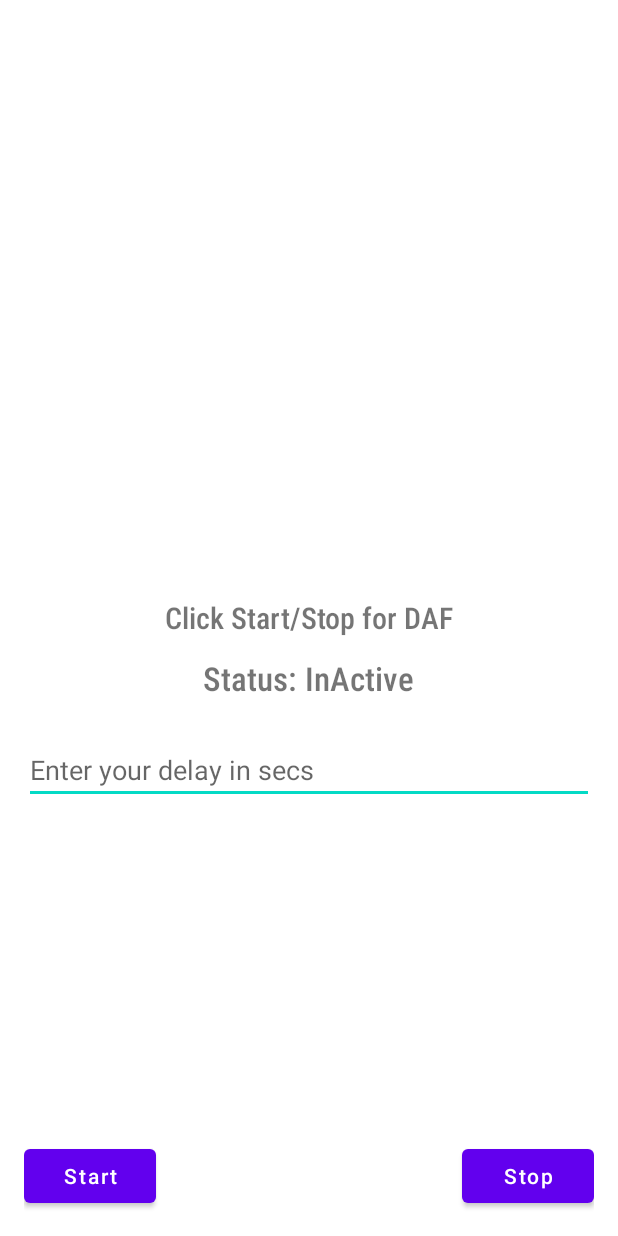
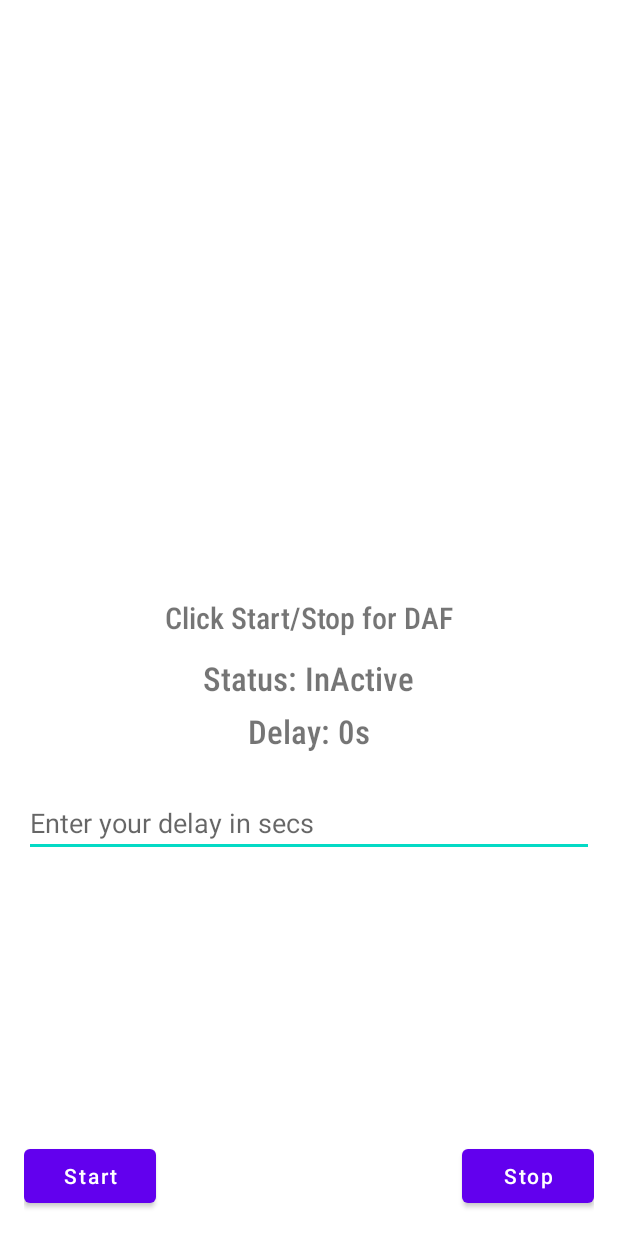
Before and after one commit to Anshul1507/Delayed-Auditory-Feedback, an Android app: the layout activity_main.xml on its own in the app's theme, with its tools: preview values and no code run, on a phone screen of 412 x 824 dp. Run offline under Robolectric (Android 15) with nearby library versions, the phone set to English and light mode, and no system bars.

Commit message:
Update: Delay status & Refactored

```diff
--- a/app/src/main/res/layout/activity_main.xml
+++ b/app/src/main/res/layout/activity_main.xml
@@ -26,11 +26,22 @@
         android:text="Status: InActive"
         android:textSize="22sp" />
 
+    <TextView
+        android:id="@+id/text_delay"
+        android:layout_width="wrap_content"
+        android:layout_height="wrap_content"
+        android:layout_below="@id/text_status"
+        android:layout_centerHorizontal="true"
+        android:layout_marginTop="6dp"
+        android:fontFamily="sans-serif-condensed-medium"
+        android:text="Delay: 0s"
+        android:textSize="22sp" />
+
     <EditText
         android:id="@+id/edittext_delay"
         android:layout_width="match_parent"
         android:layout_height="wrap_content"
-        android:layout_below="@id/text_status"
+        android:layout_below="@id/text_delay"
         android:layout_marginTop="24dp"
         android:hint="Enter your delay in secs"
         android:inputType="numberDecimal" />
```
Also changed, not shown: app/src/main/java/tech/anshul1507/dafapp/MainActivity.kt (+8 -0 lines).
